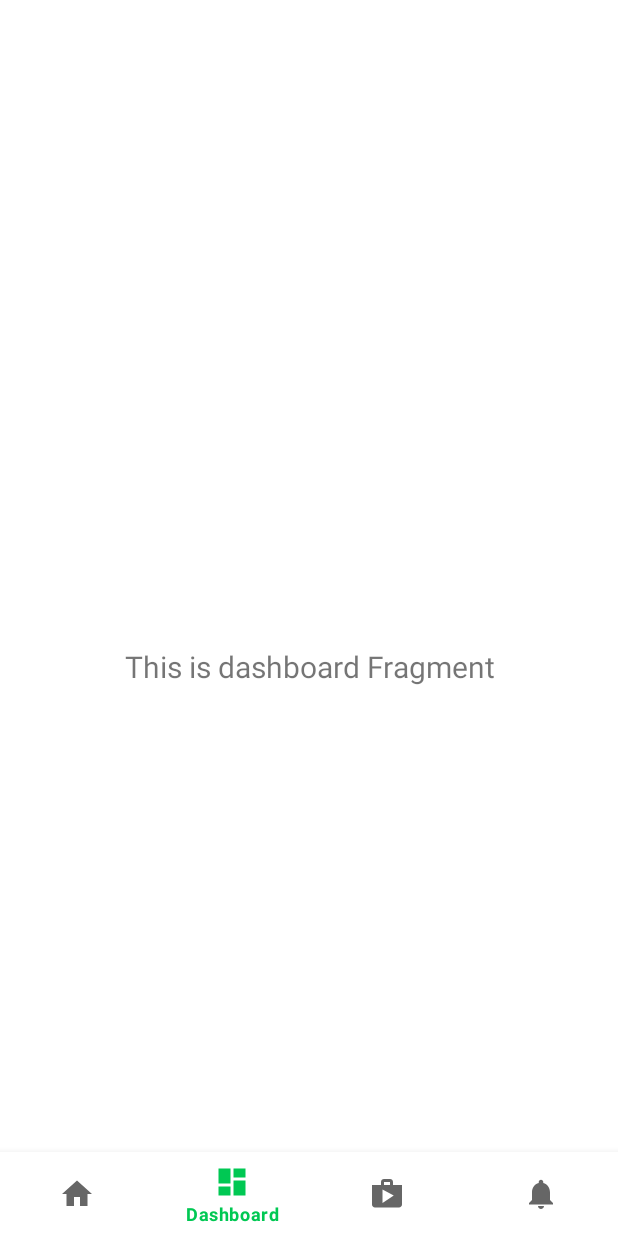
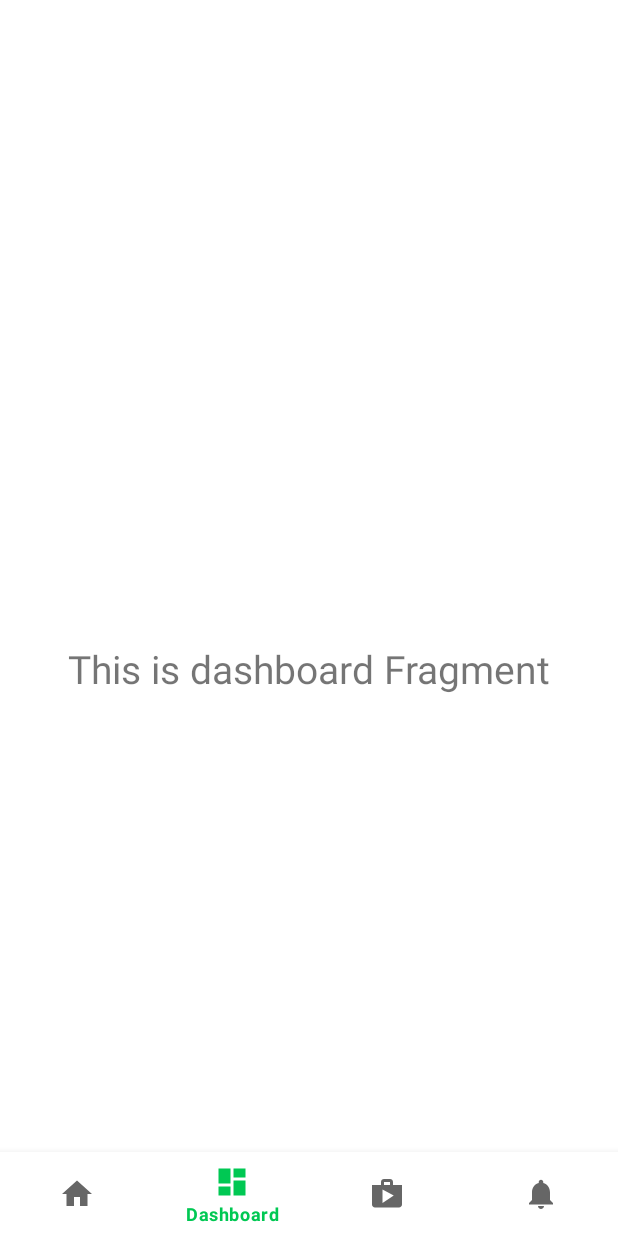
Before and after one commit to Edokristian23/MarketPlaceAndroid, an Android app: the DashboardFragment screen opened through its navigation route, on a phone screen of 412 x 824 dp. Run offline under Robolectric (Android 15) with nearby library versions, the phone set to English and light mode, and no system bars; our stand-ins replace navigation-ui, sdp/ssp sizes.

Commit message:
+ Scalable Size

```diff
--- a/app/build.gradle
+++ b/app/build.gradle
@@ -48,4 +48,10 @@ dependencies {
     testImplementation 'junit:junit:4.13.2'
     androidTestImplementation 'androidx.test.ext:junit:1.1.3'
     androidTestImplementation 'androidx.test.espresso:espresso-core:3.4.0'
+
+    //Scalable display layout size
+    implementation 'com.intuit.sdp:sdp-android:1.1.0'
+
+    //Scalable text view size
+    implementation 'com.intuit.ssp:ssp-android:1.1.0'
 }
--- a/app/src/main/res/layout/activity_login.xml
+++ b/app/src/main/res/layout/activity_login.xml
@@ -12,18 +12,21 @@
         android:id="@+id/tv_status"
         android:layout_width="wrap_content"
         android:layout_height="wrap_content"
+        android:textSize="@dimen/_11ssp"
         android:text="Status" />
 
     <TextView
         android:id="@+id/tv_login"
         android:layout_width="wrap_content"
         android:layout_height="wrap_content"
+        android:textSize="@dimen/_11ssp"
         android:text="Login" />
 
     <TextView
         android:id="@+id/tv_logout"
         android:layout_width="wrap_content"
         android:layout_height="wrap_content"
+        android:textSize="@dimen/_11ssp"
         android:text="Logout" />
 
 </LinearLayout>
--- a/app/src/main/res/layout/fragment_dashboard.xml
+++ b/app/src/main/res/layout/fragment_dashboard.xml
@@ -10,11 +10,11 @@
         android:id="@+id/text_dashboard"
         android:layout_width="match_parent"
         android:layout_height="wrap_content"
-        android:layout_marginStart="8dp"
-        android:layout_marginTop="8dp"
-        android:layout_marginEnd="8dp"
+        android:layout_marginStart="@dimen/_8sdp"
+        android:layout_marginTop="@dimen/_8sdp"
+        android:layout_marginEnd="@dimen/_8sdp"
         android:textAlignment="center"
-        android:textSize="20sp"
+        android:textSize="@dimen/_20ssp"
         app:layout_constraintBottom_toBottomOf="parent"
         app:layout_constraintEnd_toEndOf="parent"
         app:layout_constraintStart_toStartOf="parent"
```
Also changed, not shown: app/src/main/res/layout/fragment_home.xml (+4 -4 lines), app/src/main/res/layout/fragment_keranjang.xml (+4 -4 lines), app/src/main/res/layout/fragment_notifications.xml (+4 -4 lines).
